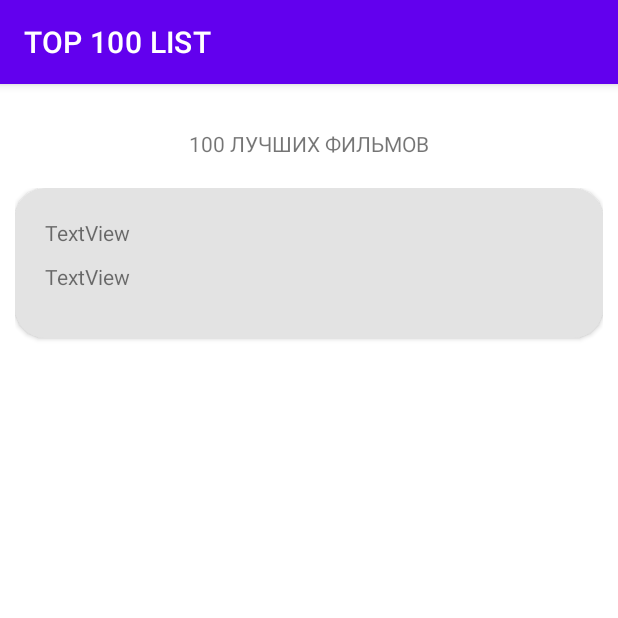
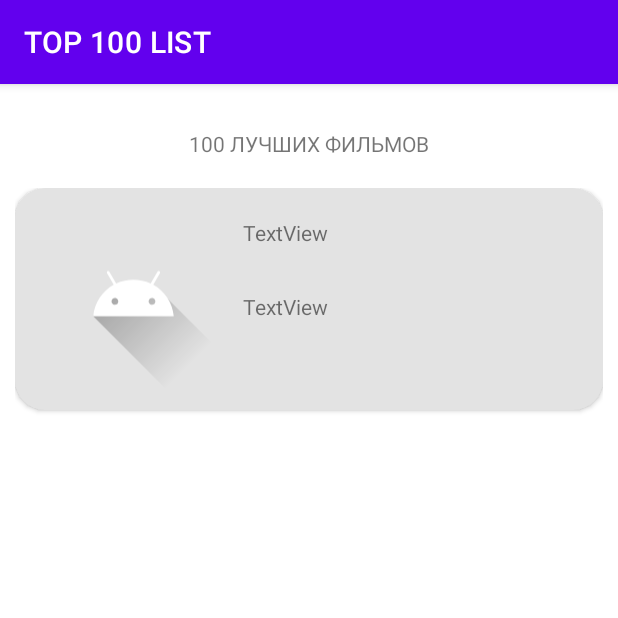
Before and after one commit to mbkoz/kozlov, an Android app: the screen it shows after launch (MainActivity), on a phone screen of 412 x 824 dp, the top half of it. Run offline under Robolectric (Android 15) with nearby library versions, the phone set to English and light mode, and no system bars; 2 statements that could not run were skipped.

Commit message:
добавлен вывод постеров фильмов

```diff
--- a/TOP100LIST/app/src/main/res/layout/activity_main.xml
+++ b/TOP100LIST/app/src/main/res/layout/activity_main.xml
@@ -50,15 +50,34 @@
                     app:cardBackgroundColor="@color/grey"
                     app:cardCornerRadius="20dp">
 
+                    <androidx.constraintlayout.widget.ConstraintLayout
+                        android:layout_width="match_parent"
+                        android:layout_height="match_parent">
+
+                        <ImageView
+                            android:id="@+id/imageView2"
+                            android:layout_width="126dp"
+                            android:layout_height="132dp"
+                            android:layout_marginStart="16dp"
+                            android:layout_marginTop="8dp"
+                            android:layout_marginBottom="8dp"
+                            app:layout_constraintBottom_toBottomOf="parent"
+                            app:layout_constraintEnd_toStartOf="@+id/linearLayout"
+                            app:layout_constraintStart_toStartOf="parent"
+                            app:layout_constraintTop_toTopOf="parent"
+                            app:srcCompat="@drawable/ic_launcher_foreground" />
+
                         <LinearLayout
-                        android:layout_width="match_parent"
-                        android:layout_height="match_parent"
-                        android:layout_marginBottom="10dp"
+                            android:id="@+id/linearLayout"
+                            android:layout_width="234dp"
+                            android:layout_height="122dp"
                             android:orientation="vertical"
-                        android:paddingLeft="20dp"
+                            android:paddingLeft="10dp"
                             android:paddingTop="20dp"
                             android:paddingRight="20dp"
-                        android:paddingBottom="20dp">
+                            android:paddingBottom="20dp"
+                            app:layout_constraintStart_toEndOf="@+id/imageView2"
+                            tools:layout_editor_absoluteY="4dp">
 
                             <TextView
                                 android:id="@+id/textView2"
@@ -70,9 +89,12 @@
                                 android:id="@+id/textView3"
                                 android:layout_width="match_parent"
                                 android:layout_height="wrap_content"
-                            android:layout_marginTop="10dp"
+                                android:layout_marginTop="30dp"
                                 android:text="TextView" />
                         </LinearLayout>
+
+                    </androidx.constraintlayout.widget.ConstraintLayout>
+
                 </androidx.cardview.widget.CardView>
 
             </LinearLayout>
```
Also changed, not shown: TOP100LIST/app/src/main/java/com/example/top100list/MainActivity.java (+43 -7 lines), TOP100LIST/app/src/main/res/layout/film_card.xml (+28 -5 lines). Lines whose indentation alone changed are shown as unchanged.
